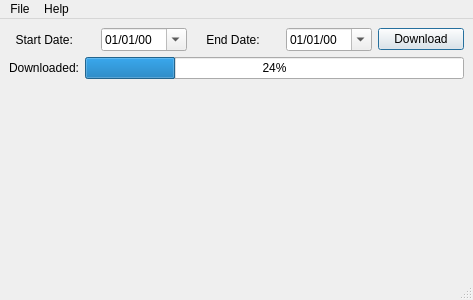
Qt form src/main-window-gui.ui (sahilgupta/hakija) before a commit.
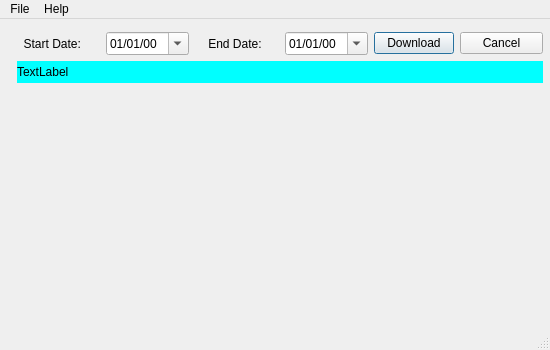
The same form after that commit.

Commit message: Finally got progressUpdate label to autoexpand

The edit to the form file:
```diff
--- a/src/main-window-gui.ui
+++ b/src/main-window-gui.ui
@@ -6,16 +6,22 @@
    <rect>
     <x>0</x>
     <y>0</y>
-    <width>473</width>
-    <height>300</height>
+    <width>550</width>
+    <height>350</height>
    </rect>
   </property>
   <property name="sizePolicy">
-   <sizepolicy hsizetype="Fixed" vsizetype="Fixed">
+   <sizepolicy hsizetype="Fixed" vsizetype="MinimumExpanding">
     <horstretch>0</horstretch>
     <verstretch>0</verstretch>
    </sizepolicy>
   </property>
+  <property name="maximumSize">
+   <size>
+    <width>550</width>
+    <height>1000</height>
+   </size>
+  </property>
   <property name="windowTitle">
    <string>NSE Data Downloader</string>
   </property>
@@ -26,11 +32,25 @@
    <bool>true</bool>
   </property>
   <widget class="QWidget" name="centralwidget">
-   <layout class="QGridLayout" name="gridLayout">
-    <item row="0" column="0">
-     <layout class="QVBoxLayout" name="verticalLayout_2">
-      <item>
+   <property name="sizePolicy">
+    <sizepolicy hsizetype="Fixed" vsizetype="Fixed">
+     <horstretch>0</horstretch>
+     <verstretch>0</verstretch>
+    </sizepolicy>
+   </property>
+   <widget class="QWidget" name="">
+    <property name="geometry">
+     <rect>
+      <x>17</x>
+      <y>13</y>
+      <width>526</width>
+      <height>51</height>
+     </rect>
+    </property>
        <layout class="QVBoxLayout" name="verticalLayout">
+     <property name="sizeConstraint">
+      <enum>QLayout::SetMinimumSize</enum>
+     </property>
         <item>
          <layout class="QHBoxLayout" name="horizontalLayout">
           <item>
@@ -75,6 +95,12 @@
             <property name="enabled">
              <bool>true</bool>
             </property>
+         <property name="sizePolicy">
+          <sizepolicy hsizetype="Fixed" vsizetype="Fixed">
+           <horstretch>0</horstretch>
+           <verstretch>0</verstretch>
+          </sizepolicy>
+         </property>
             <property name="text">
              <string>Download</string>
             </property>
@@ -86,41 +112,33 @@
             </property>
            </widget>
           </item>
-         </layout>
-        </item>
         <item>
-         <layout class="QHBoxLayout" name="horizontalLayout_2">
-          <item>
-           <widget class="QLabel" name="downlaodedLabel">
+        <widget class="QPushButton" name="cancelButton">
             <property name="text">
-             <string>Downloaded:</string>
-            </property>
-           </widget>
-          </item>
-          <item>
-           <widget class="QProgressBar" name="progressBar">
-            <property name="value">
-             <number>24</number>
-            </property>
-           </widget>
-          </item>
-         </layout>
+          <string>Cancel</string>
+         </property>
+        </widget>
         </item>
        </layout>
       </item>
       <item>
        <widget class="QLabel" name="progressUpdate">
-        <property name="autoFillBackground">
-         <bool>true</bool>
+       <property name="sizePolicy">
+        <sizepolicy hsizetype="Preferred" vsizetype="Expanding">
+         <horstretch>0</horstretch>
+         <verstretch>0</verstretch>
+        </sizepolicy>
+       </property>
+       <property name="styleSheet">
+        <string notr="true">background-color: rgb(0, 255, 255);</string>
         </property>
         <property name="text">
-         <string/>
+        <string>TextLabel</string>
         </property>
        </widget>
       </item>
      </layout>
-    </item>
-   </layout>
+   </widget>
   </widget>
   <widget class="QStatusBar" name="statusbar"/>
   <widget class="QMenuBar" name="menubar">
@@ -128,7 +146,7 @@
     <rect>
      <x>0</x>
      <y>0</y>
-     <width>473</width>
+     <width>550</width>
      <height>23</height>
     </rect>
    </property>
```
Lines whose indentation alone changed are shown as unchanged. The commit also changes 1 other file.
